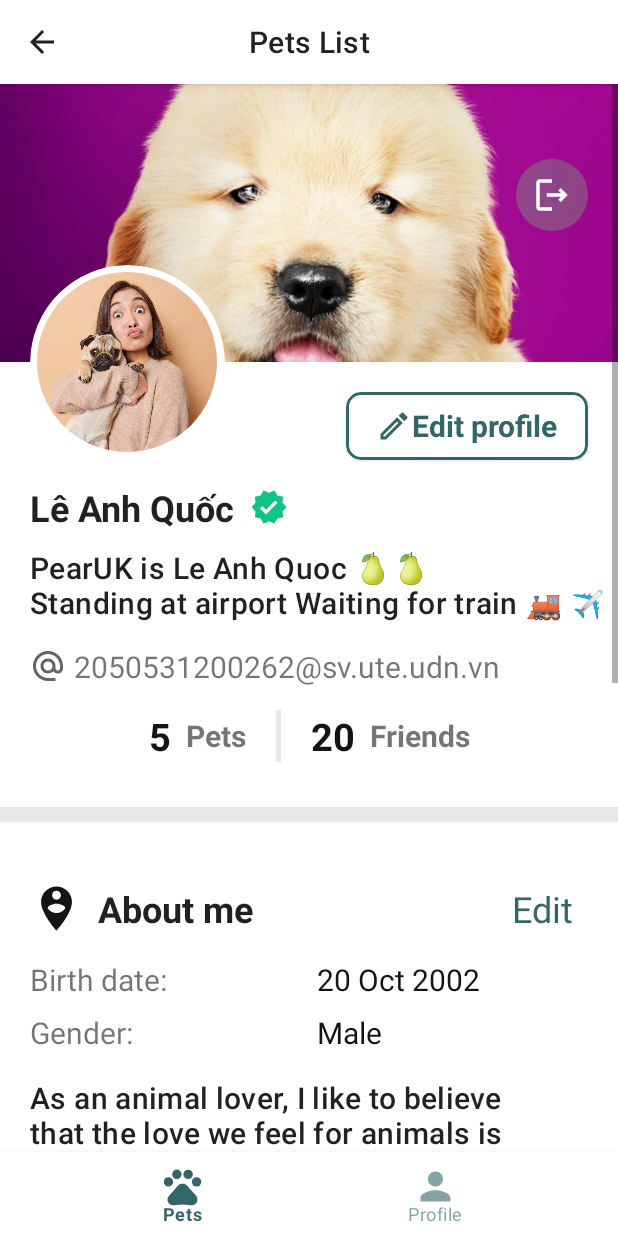
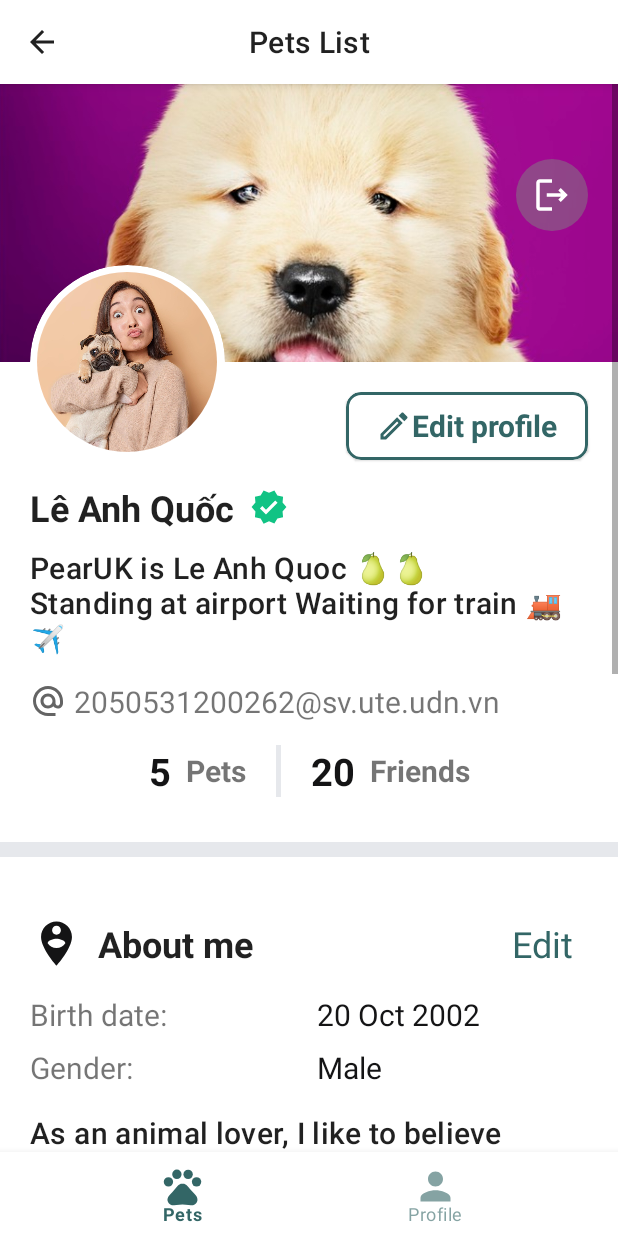
Before and after one commit to anhquoc2010/Android-Theory-Midterm, an Android app: the fragment ProfileFragment placed in its activity, on a phone screen of 412 x 824 dp. Run offline under Robolectric (Android 15) with nearby library versions, the phone set to English and light mode, and no system bars; plain views replace HexagonMaskView.

Commit message:
release .apk

```diff
--- a/app/src/main/res/layout/fragment_profile.xml
+++ b/app/src/main/res/layout/fragment_profile.xml
@@ -131,12 +131,13 @@
 
         <TextView
             android:id="@+id/tv_bio"
-            android:layout_width="wrap_content"
+            android:layout_width="0dp"
             android:layout_height="wrap_content"
             android:layout_marginTop="10dp"
             android:text="@string/tv_bio"
             android:textAppearance="?attr/textAppearanceHeadline6"
             app:layout_constraintStart_toStartOf="@id/cv_avatar_profile"
+            app:layout_constraintEnd_toEndOf="@id/cv_edit_profile"
             app:layout_constraintTop_toBottomOf="@id/tv_name_profile" />
 
         <TextView
```
Also changed, not shown: app/src/main/res/layout/layout_pet.xml (+6 -1 lines).
